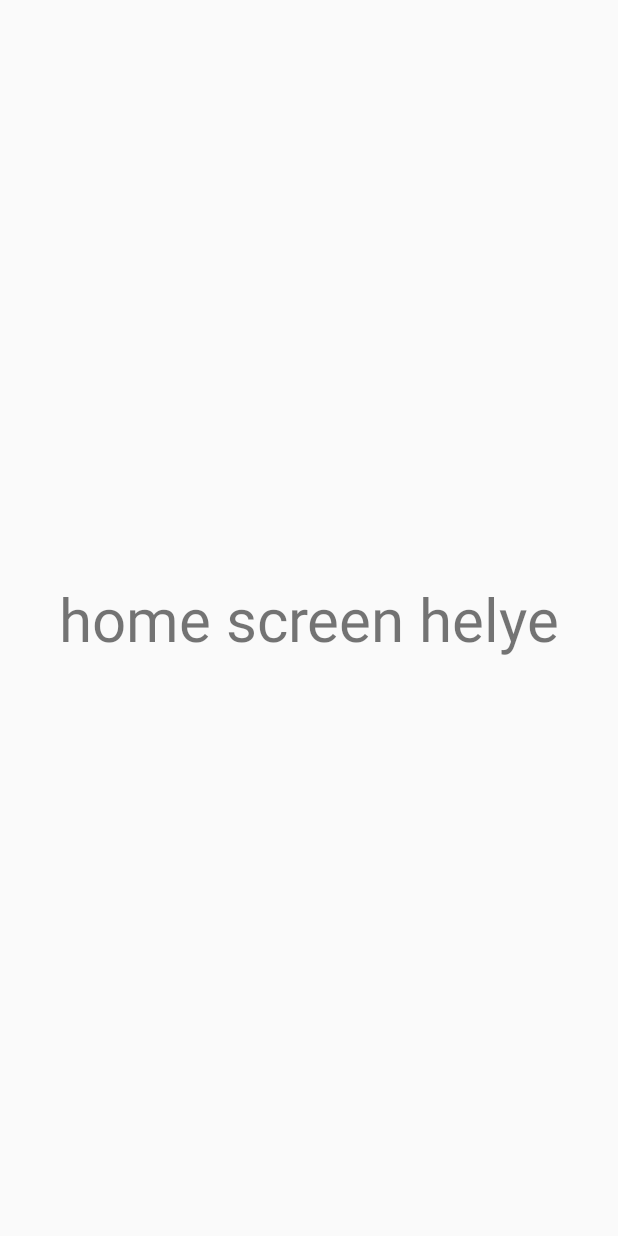
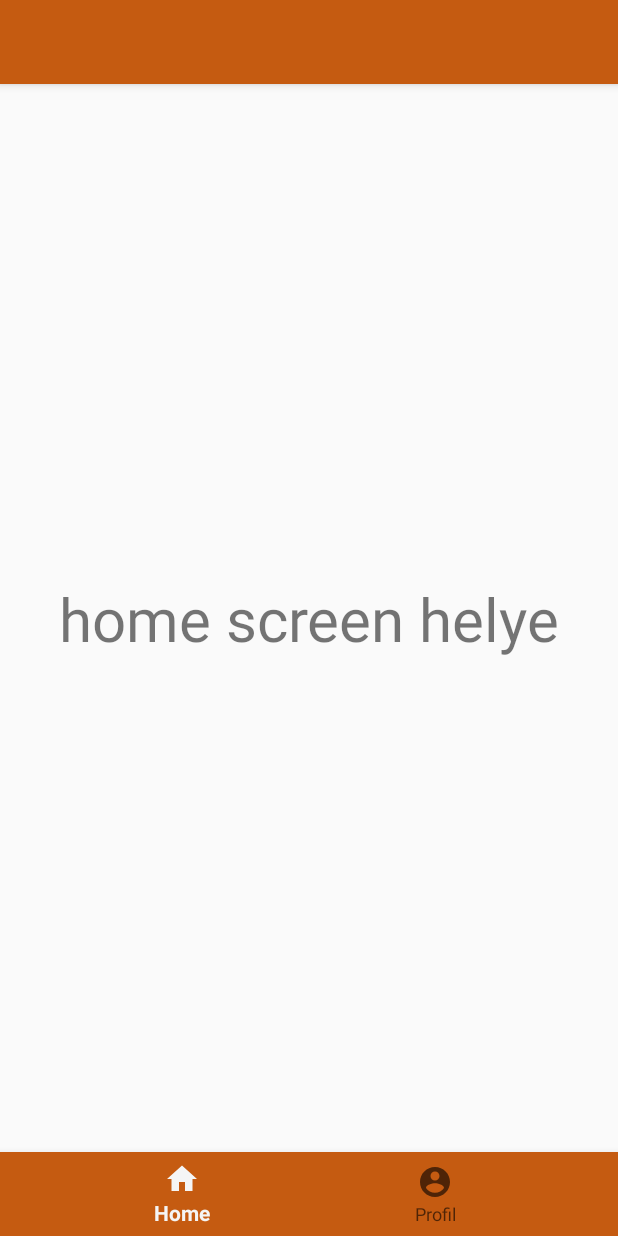
Before and after one commit to TDaisyT/Questionnare, an Android app: the layout home_screen.xml on its own in the app's theme, with its tools: preview values and no code run, on a phone screen of 412 x 824 dp. Run offline under Robolectric (Android 15) with nearby library versions, the phone set to English and light mode, and no system bars.

Commit message:
Include nav_bars in home_screen

```diff
--- a/app/src/main/res/layout/home_screen.xml
+++ b/app/src/main/res/layout/home_screen.xml
@@ -4,6 +4,9 @@
     android:layout_height="match_parent"
     xmlns:app="http://schemas.android.com/apk/res-auto">
 
+    <include
+        android:id="@+id/navbar"
+        layout="@layout/nav_bars"/>
 
     <TextView
         android:layout_width="wrap_content"
```
